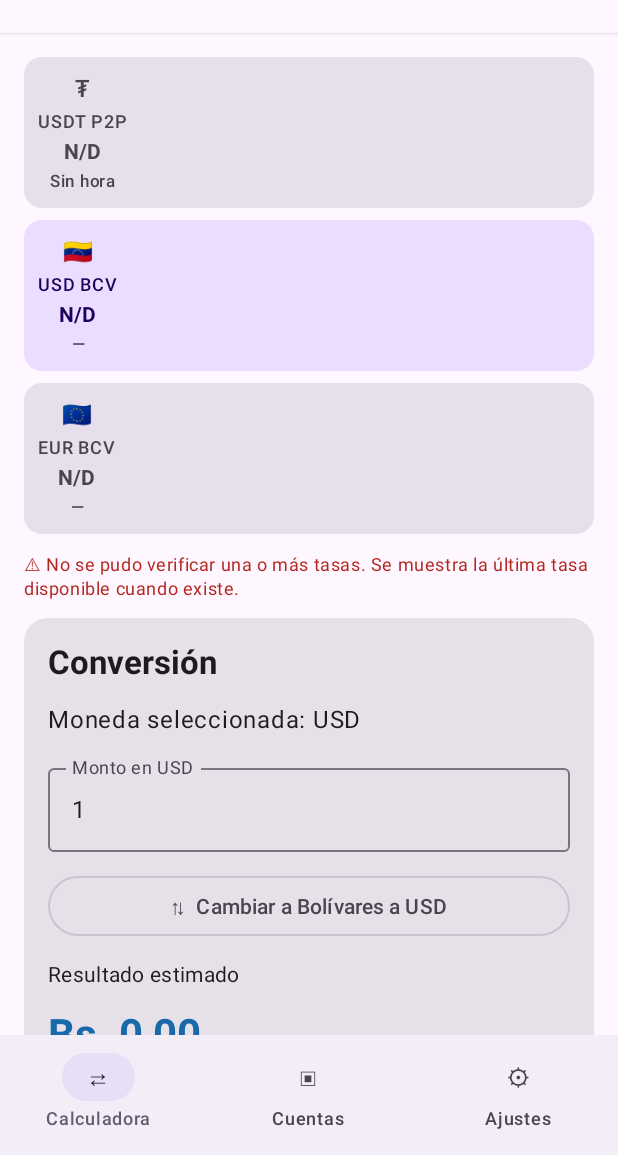
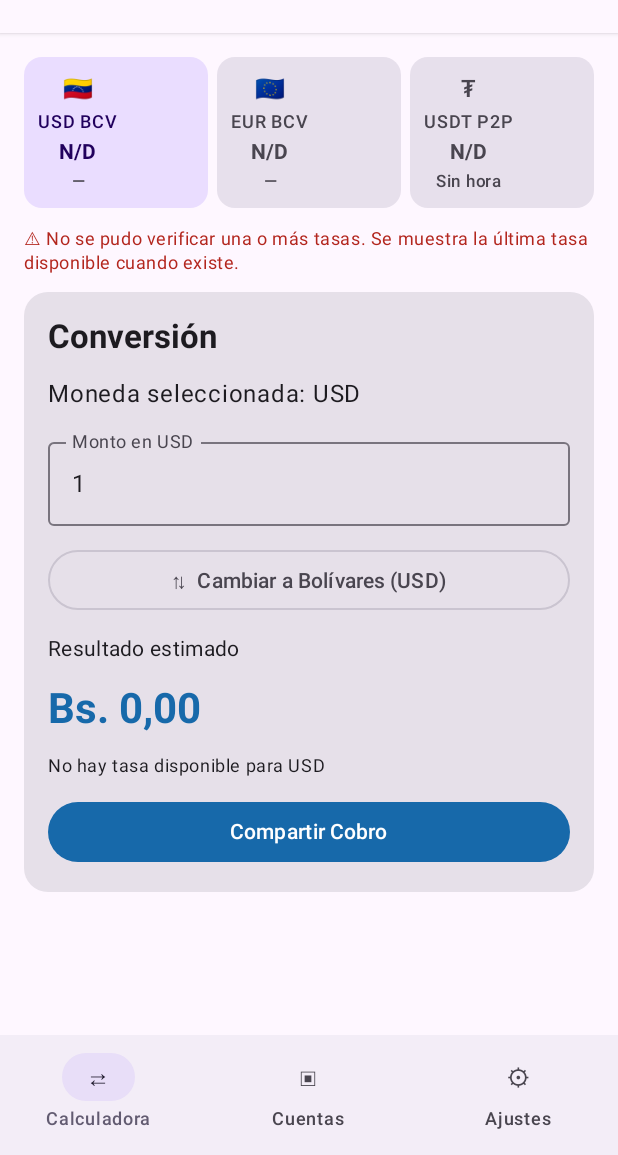
Before and after one commit to alex005alexr/vueltico2.1, an Android app built with Jetpack Compose: the screen it shows after launch (MainActivity), on a phone screen of 412 x 824 dp, the part 81-1236 px from its top. Run offline under Robolectric (Android 15) with nearby library versions, the phone set to English and light mode, and no system bars.

Commit message:
Restaurar tasas horizontales y corregir texto de cambio

```diff
--- a/CalculadoraKotlin/app/src/main/java/com/calculadora/app/MainActivity.kt
+++ b/CalculadoraKotlin/app/src/main/java/com/calculadora/app/MainActivity.kt
@@ -283,10 +283,10 @@ private fun CalculadoraApp() {
         Column(Modifier.fillMaxSize().padding(padding).verticalScroll(rememberScrollState()).padding(16.dp), verticalArrangement = Arrangement.spacedBy(12.dp)) {
             when (tab) {
                 "Calculadora" -> {
-                    Column(verticalArrangement = Arrangement.spacedBy(8.dp), modifier = Modifier.fillMaxWidth()) {
-                        RateCard("₮", "USDT P2P", rates.usdt, currency == "USDT", { currency = "USDT" }, formatter, relativeAge(rates.usdtUpdatedAt, clockNow), Modifier.fillMaxWidth())
-                        RateCard("🇻🇪", "USD BCV", rates.usd, currency == "USD", { currency = "USD" }, formatter, rates.usdDate, Modifier.fillMaxWidth())
-                        RateCard("🇪🇺", "EUR BCV", rates.eur, currency == "EUR", { currency = "EUR" }, formatter, rates.eurDate, Modifier.fillMaxWidth())
+                    Row(horizontalArrangement = Arrangement.spacedBy(6.dp), modifier = Modifier.fillMaxWidth()) {
+                        RateCard("🇻🇪", "USD BCV", rates.usd, currency == "USD", { currency = "USD" }, formatter, rates.usdDate, Modifier.weight(1f))
+                        RateCard("🇪🇺", "EUR BCV", rates.eur, currency == "EUR", { currency = "EUR" }, formatter, rates.eurDate, Modifier.weight(1f))
+                        RateCard("₮", "USDT P2P", rates.usdt, currency == "USDT", { currency = "USDT" }, formatter, relativeAge(rates.usdtUpdatedAt, clockNow), Modifier.weight(1f))
                     }
                     if (rates.warning || errorMessage.isNotBlank()) {
                         Text("⚠ No se pudo verificar una o más tasas. Se muestra la última tasa disponible cuando existe.", color = MaterialTheme.colorScheme.error, style = MaterialTheme.typography.bodySmall)
@@ -299,7 +299,7 @@ private fun CalculadoraApp() {
                             Text("Conversión", style = MaterialTheme.typography.titleLarge, fontWeight = FontWeight.Bold)
                             Text("Moneda seleccionada: $currency")
                             OutlinedTextField(value = amount, onValueChange = { amount = it.filter { ch -> ch.isDigit() || ch == '.' || ch == ',' } }, label = { Text(if (toVes) "Monto en $currency" else "Monto en bolívares") }, keyboardOptions = KeyboardOptions(keyboardType = KeyboardType.Decimal), singleLine = true, modifier = Modifier.fillMaxWidth())
-                            OutlinedButton(onClick = { toVes = !toVes }, modifier = Modifier.fillMaxWidth()) { Text(if (toVes) "⇅  Cambiar a Bolívares a $currency" else "⇅  Cambiar a $currency a Bolívares") }
+                            OutlinedButton(onClick = { toVes = !toVes }, modifier = Modifier.fillMaxWidth()) { Text(if (toVes) "⇅  Cambiar a Bolívares ($currency)" else "⇅  Cambiar a $currency (Bolívares)") }
                             Text("Resultado estimado", style = MaterialTheme.typography.bodyMedium)
                             Text(if (toVes) "Bs. ${formatter.format(result)}" else "${formatter.format(result)} $currency", style = MaterialTheme.typography.headlineMedium, color = MaterialTheme.colorScheme.primary, fontWeight = FontWeight.Bold)
                             Text(if (rate > 0) "Tasa aplicada: 1 $currency = ${formatter.format(rate)} Bs." else "No hay tasa disponible para $currency", style = MaterialTheme.typography.bodySmall)
```
